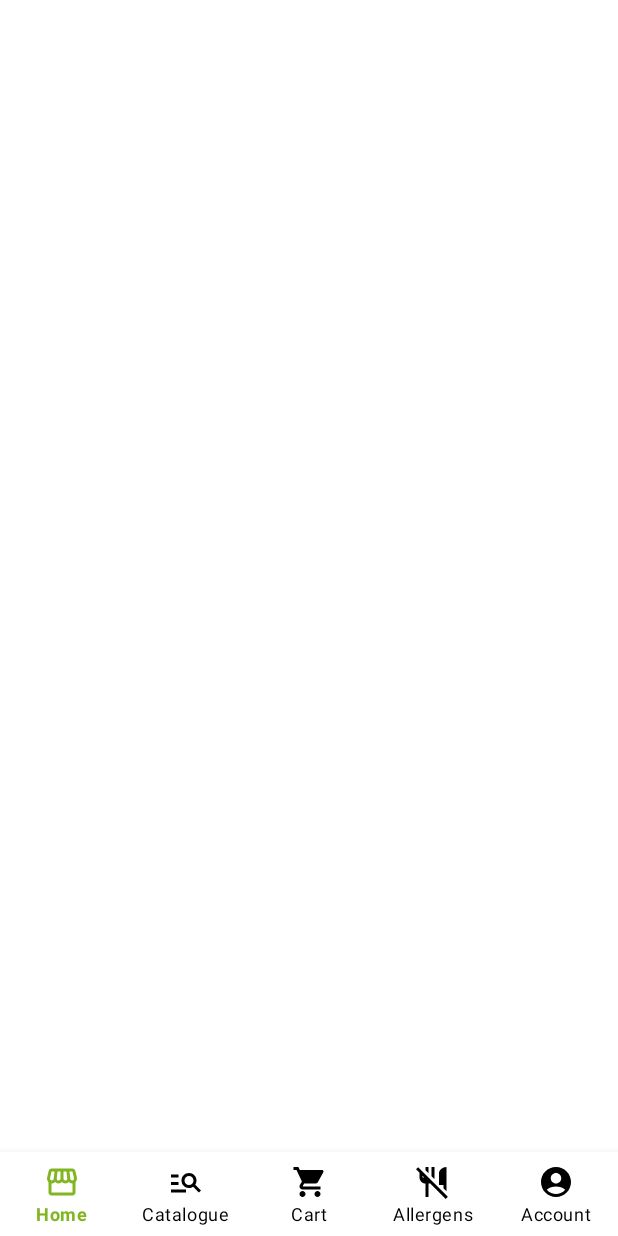
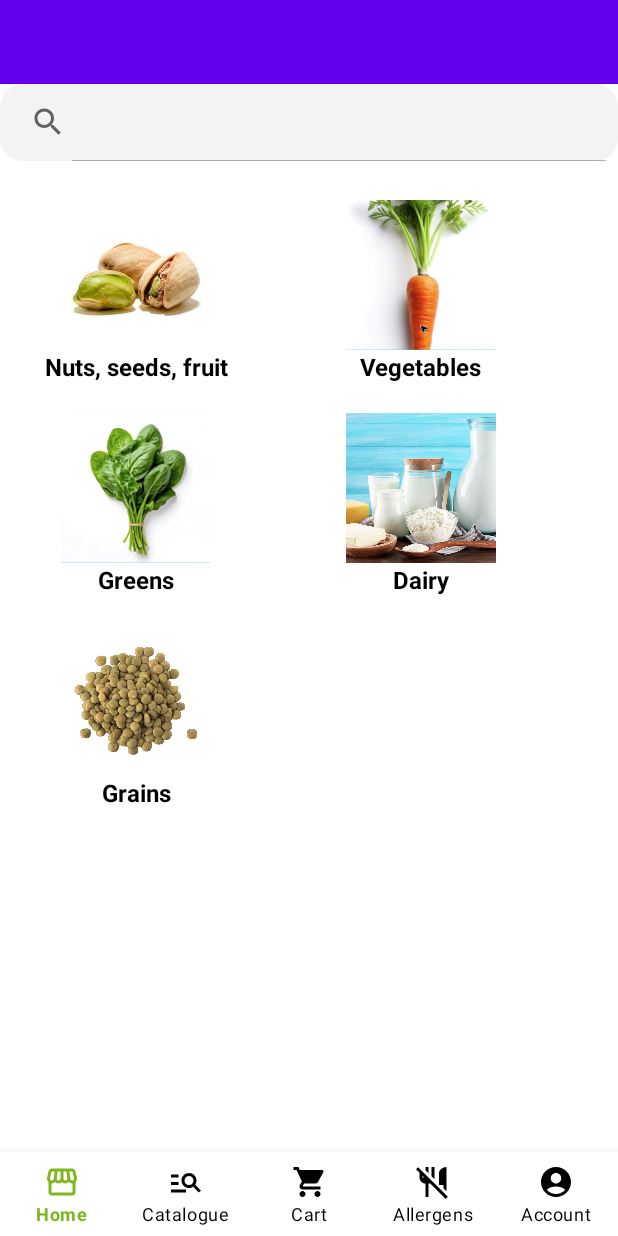
Before and after one commit to KarlisFTW/Sabalancec, an Android app: the fragment CatalogueFragment placed in its activity, on a phone screen of 412 x 824 dp. Run offline under Robolectric (Android 15) with nearby library versions, the phone set to English and light mode, and no system bars.

Commit message:
Catalogue fragment - categories

```diff
--- a/app/src/main/java/com/example/sabalancec/Activities/WhenLoggedIn.kt
+++ b/app/src/main/java/com/example/sabalancec/Activities/WhenLoggedIn.kt
@@ -1,6 +1,5 @@
 package com.example.sabalancec.Activities
 
-import android.graphics.Color
 import android.os.Bundle
 import androidx.appcompat.app.AppCompatActivity
 import androidx.fragment.app.Fragment
@@ -11,9 +10,6 @@ import com.example.sabalancec.Fragments.CatalogueFragment
 import com.example.sabalancec.Fragments.HomeFragment
 import com.example.sabalancec.R
 import com.google.android.material.bottomnavigation.BottomNavigationView
-import androidx.core.graphics.toColorInt
-import androidx.core.view.get
-import androidx.core.view.size
 
 class WhenLoggedIn : AppCompatActivity() {
     override fun onCreate(savedInstanceState: Bundle?) {
@@ -32,10 +28,10 @@ class WhenLoggedIn : AppCompatActivity() {
         bottomNavigationView.setOnItemSelectedListener { item ->
             val fragment: Fragment = when (item.itemId) {
                 R.id.nav_home -> HomeFragment()
+                R.id.nav_catalogue -> CatalogueFragment()
+                R.id.nav_cart -> CartFragment()
+                R.id.nav_allergens -> AllergensFragment()
                 R.id.nav_account -> AccountFragment()
-                R.id.nav_profile -> CartFragment()
-                R.id.nav_settings -> CatalogueFragment()
-                R.id.nav_notifications -> AllergensFragment()
                 else -> HomeFragment()
             }
             loadFragment(fragment)
--- /dev/null
+++ b/app/src/main/java/com/example/sabalancec/Adapter/CategoryAdapter.kt
@@ -0,0 +1,51 @@
+package com.example.sabalancec.Adapter
+
+import android.view.LayoutInflater
+import android.view.View
+import android.view.ViewGroup
+import android.widget.ImageView
+import android.widget.TextView
+import androidx.recyclerview.widget.RecyclerView
+import com.example.sabalancec.R
+
+data class Category(val name: String, val imageResId: Int)
+
+class CategoryAdapter(private var categoryList: List<Category>) :
+    RecyclerView.Adapter<CategoryAdapter.CategoryViewHolder>() {
+
+    inner class CategoryViewHolder(itemView: View) : RecyclerView.ViewHolder(itemView) {
+        val categoryName: TextView = itemView.findViewById(R.id.categoryName)
+        val categoryImage: ImageView = itemView.findViewById(R.id.categoryImage)
+    }
+
+    override fun onCreateViewHolder(parent: ViewGroup, viewType: Int): CategoryViewHolder {
+        val view = LayoutInflater.from(parent.context)
+            .inflate(R.layout.item_categories, parent, false)
+        return CategoryViewHolder(view)
+    }
+
+    override fun onBindViewHolder(holder: CategoryViewHolder, position: Int) {
+        val category = categoryList[position]
+        holder.categoryName.text = category.name
+        holder.categoryImage.setImageResource(category.imageResId)
+    }
+
+    override fun getItemCount(): Int = categoryList.size
+
+    fun filter(query: String) {
+        val originalList = listOf(
+            Category("Nuts, seeds, fruit", R.drawable.pistachios),
+            Category("Vegetables", R.drawable.carrot),
+            Category("Greens", R.drawable.spinach),
+            Category("Dairy", R.drawable.dairy),
+            Category("Grains", R.drawable.lentils)
+        )
+
+        categoryList = if (query.isEmpty()) {
+            originalList
+        } else {
+            originalList.filter { it.name.contains(query, ignoreCase = true) }
+        }
+        notifyDataSetChanged()
+    }
+}
--- a/app/src/main/java/com/example/sabalancec/ProductAdapter/ProductAdapter.kt
+++ b/app/src/main/java/com/example/sabalancec/Adapter/ProductAdapter.kt
@@ -1,4 +1,4 @@
-package com.example.sabalancec.ProductAdapter
+package com.example.sabalancec.Adapter
 
 import android.view.LayoutInflater
 import android.view.View
--- a/app/src/main/java/com/example/sabalancec/Fragments/CatalogueFragment.kt
+++ b/app/src/main/java/com/example/sabalancec/Fragments/CatalogueFragment.kt
@@ -1,18 +1,58 @@
 package com.example.sabalancec.Fragments
 
 import android.os.Bundle
+import android.util.Log
 import android.view.LayoutInflater
 import android.view.View
 import android.view.ViewGroup
+import androidx.appcompat.widget.SearchView
 import androidx.fragment.app.Fragment
+import androidx.recyclerview.widget.GridLayoutManager
+import androidx.recyclerview.widget.RecyclerView
+import com.example.sabalancec.Adapter.Category
+import com.example.sabalancec.Adapter.CategoryAdapter
 import com.example.sabalancec.R
 
+class CatalogueFragment : Fragment() {
 
-class CatalogueFragment: Fragment() {
+    private lateinit var recyclerView: RecyclerView
+    private lateinit var categoryAdapter: CategoryAdapter
+    private val categories = listOf(
+        Category("Nuts, seeds, fruit", R.drawable.pistachios),
+        Category("Vegetables", R.drawable.carrot),
+        Category("Greens", R.drawable.spinach),
+        Category("Dairy", R.drawable.dairy),
+        Category("Grains", R.drawable.lentils)
+    )
+
     override fun onCreateView(
         inflater: LayoutInflater, container: ViewGroup?,
         savedInstanceState: Bundle?
     ): View? {
-        return inflater.inflate(R.layout.fragment_catalogue, container, false)
+        val view = inflater.inflate(R.layout.fragment_catalogue, container, false)
+
+        // Initialize RecyclerView
+        recyclerView = view.findViewById(R.id.recyclerViewCategories)
+        recyclerView.layoutManager = GridLayoutManager(requireContext(), 2)
+        categoryAdapter = CategoryAdapter(categories)
+        recyclerView.adapter = categoryAdapter
+        Log.e("CatalogueFragment", "RecyclerView initialized with ${categories.size} items")
+
+
+        // Handle SearchView
+        val searchView = view.findViewById<SearchView>(R.id.searchBar_catalogue)
+        searchView.setOnQueryTextListener(object : SearchView.OnQueryTextListener {
+            override fun onQueryTextSubmit(query: String?): Boolean {
+                query?.let { categoryAdapter.filter(it) }
+                return false
+            }
+
+            override fun onQueryTextChange(newText: String?): Boolean {
+                newText?.let { categoryAdapter.filter(it) }
+                return true
+            }
+        })
+
+        return view
     }
 }
--- a/app/src/main/java/com/example/sabalancec/Fragments/HomeFragment.kt
+++ b/app/src/main/java/com/example/sabalancec/Fragments/HomeFragment.kt
@@ -8,7 +8,7 @@ import androidx.fragment.app.Fragment
 import androidx.recyclerview.widget.LinearLayoutManager
 import androidx.recyclerview.widget.RecyclerView
 import com.example.sabalancec.Data.Product
-import com.example.sabalancec.ProductAdapter.ProductAdapter
+import com.example.sabalancec.Adapter.ProductAdapter
 import com.example.sabalancec.R
 
 
--- a/app/src/main/res/layout/fragment_catalogue.xml
+++ b/app/src/main/res/layout/fragment_catalogue.xml
@@ -1,6 +1,42 @@
 <?xml version="1.0" encoding="utf-8"?>
 <androidx.constraintlayout.widget.ConstraintLayout xmlns:android="http://schemas.android.com/apk/res/android"
+    xmlns:app="http://schemas.android.com/apk/res-auto"
+    xmlns:tools="http://schemas.android.com/tools"
     android:layout_width="match_parent"
-    android:layout_height="match_parent">
+    android:layout_height="match_parent"
+    tools:context=".Fragments.CatalogueFragment">
+
+    <include
+        android:id="@+id/toolbarCatalogue"
+        layout="@layout/toolbar"
+        android:layout_width="match_parent"
+        android:layout_height="wrap_content"
+        app:layout_constraintEnd_toEndOf="@+id/searchBar_catalogue" />
+
+    <!-- Search Bar -->
+
+    <!-- RecyclerView for Categories -->
+    <androidx.appcompat.widget.SearchView
+        android:id="@+id/searchBar_catalogue"
+        android:layout_width="match_parent"
+        android:layout_height="51dp"
+        android:background="@drawable/rounded_searchview"
+        android:queryHint="Search store"
+        app:iconifiedByDefault="false"
+        app:layout_constraintEnd_toEndOf="parent"
+        app:layout_constraintStart_toStartOf="parent"
+        app:layout_constraintTop_toBottomOf="@+id/toolbarCatalogue" />
+
+    <androidx.recyclerview.widget.RecyclerView
+        android:id="@+id/recyclerViewCategories"
+        android:layout_width="match_parent"
+        android:layout_height="0dp"
+        android:padding="16dp"
+        app:layoutManager="androidx.recyclerview.widget.GridLayoutManager"
+        app:layout_constraintBottom_toBottomOf="parent"
+        app:layout_constraintEnd_toEndOf="parent"
+        app:layout_constraintStart_toStartOf="parent"
+        app:layout_constraintTop_toBottomOf="@+id/searchBar_catalogue"
+        app:spanCount="2" />
 
 </androidx.constraintlayout.widget.ConstraintLayout>
--- a/app/src/main/res/layout/fragment_home.xml
+++ b/app/src/main/res/layout/fragment_home.xml
@@ -26,7 +26,6 @@
         android:layout_marginTop="25dp"
         android:background="@drawable/rounded_searchview"
         android:queryHint="Search store"
-        style="@style/SearchView"
         app:iconifiedByDefault="false"
         app:layout_constraintEnd_toEndOf="parent"
         app:layout_constraintStart_toStartOf="parent"
--- /dev/null
+++ b/app/src/main/res/layout/item_categories.xml
@@ -0,0 +1,31 @@
+<?xml version="1.0" encoding="utf-8"?>
+<LinearLayout xmlns:android="http://schemas.android.com/apk/res/android"
+    android:layout_width="150dp"
+    android:layout_height="wrap_content"
+    android:padding="10dp"
+    android:orientation="vertical"
+    android:layout_marginEnd="16dp"
+    android:background="@android:color/white">
+
+    <ImageView
+        android:id="@+id/categoryImage"
+        android:layout_width="100dp"
+        android:layout_height="100dp"
+        android:layout_gravity="center"
+        android:scaleType="centerCrop"
+        android:src="@drawable/ic_sample_image" />
+
+    <TextView
+        android:id="@+id/categoryName"
+        android:layout_width="wrap_content"
+        android:layout_height="wrap_content"
+        android:layout_gravity="center"
+        android:textColor="@color/black"
+        android:text="Organic Banana"
+        android:textStyle="bold"
+        android:textSize="16sp" />
+
+
+
+
+</LinearLayout>
--- a/app/src/main/res/menu/bottom_nav_menu.xml
+++ b/app/src/main/res/menu/bottom_nav_menu.xml
@@ -5,19 +5,19 @@
         android:icon="@drawable/ic_home"
         android:title="Home" />
     <item
-        android:id="@+id/nav_account"
+        android:id="@+id/nav_catalogue"
         android:icon="@drawable/ic_catalogue"
         android:title="Catalogue" />
     <item
-        android:id="@+id/nav_profile"
+        android:id="@+id/nav_cart"
         android:icon="@drawable/ic_cart"
         android:title="Cart" />
     <item
-        android:id="@+id/nav_settings"
+        android:id="@+id/nav_allergens"
         android:icon="@drawable/ic_allergens"
         android:title="Allergens" />
     <item
-        android:id="@+id/nav_notifications"
+        android:id="@+id/nav_account"
         android:icon="@drawable/ic_account"
         android:title="Account" />
 </menu>
```
Also changed, not shown: app/src/main/res/drawable/dairy.jpg (added).
